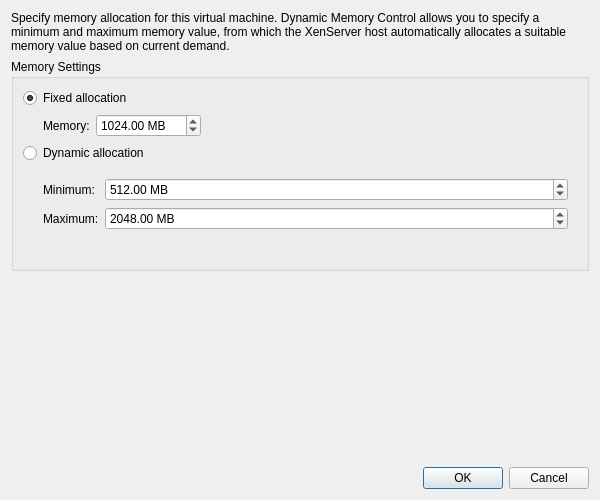
Above: src/xenadmin-ui/dialogs/ballooningdialog.ui from benapetr/XenAdminQt before the change. Below: the same form after it.
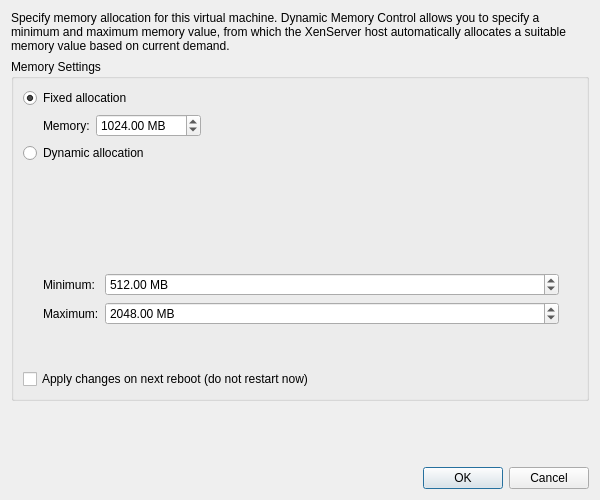
That is the form after the change. Custom widgets are drawn as their Qt base class.

Patch:
```diff
--- a/src/xenadmin-ui/dialogs/ballooningdialog.ui
+++ b/src/xenadmin-ui/dialogs/ballooningdialog.ui
@@ -107,10 +107,26 @@
        </widget>
       </item>
       <item>
+       <widget class="QWidget" name="dynamicDetailsWidget" native="true">
+        <layout class="QVBoxLayout" name="dynamicDetailsLayout">
+         <property name="leftMargin">
+          <number>20</number>
+         </property>
+         <item>
+          <widget class="VMShinyBar" name="vmShinyBar" native="true">
+           <property name="minimumSize">
+            <size>
+             <width>200</width>
+             <height>80</height>
+            </size>
+           </property>
+          </widget>
+         </item>
+         <item>
        <widget class="QWidget" name="dynamicWidget" native="true">
         <layout class="QFormLayout" name="dynamicFormLayout">
          <property name="leftMargin">
-          <number>20</number>
+             <number>0</number>
          </property>
          <item row="0" column="0">
           <widget class="QLabel" name="labelDynMin">
@@ -167,6 +183,9 @@
         </layout>
        </widget>
       </item>
+        </layout>
+       </widget>
+      </item>
       <item>
        <widget class="QLabel" name="labelDMCUnavailable">
         <property name="text">
@@ -177,6 +196,16 @@
         </property>
        </widget>
       </item>
+      <item>
+       <widget class="QCheckBox" name="checkBoxDeferReboot">
+        <property name="text">
+         <string>Apply changes on next reboot (do not restart now)</string>
+        </property>
+        <property name="checked">
+         <bool>false</bool>
+        </property>
+       </widget>
+      </item>
      </layout>
     </widget>
    </item>
@@ -205,6 +234,13 @@
    </item>
   </layout>
  </widget>
+ <customwidgets>
+  <customwidget>
+   <class>VMShinyBar</class>
+   <extends>QWidget</extends>
+   <header>widgets/vmshinybar.h</header>
+  </customwidget>
+ </customwidgets>
  <resources/>
  <connections>
   <connection>
```
Lines whose indentation alone changed are shown as unchanged.
